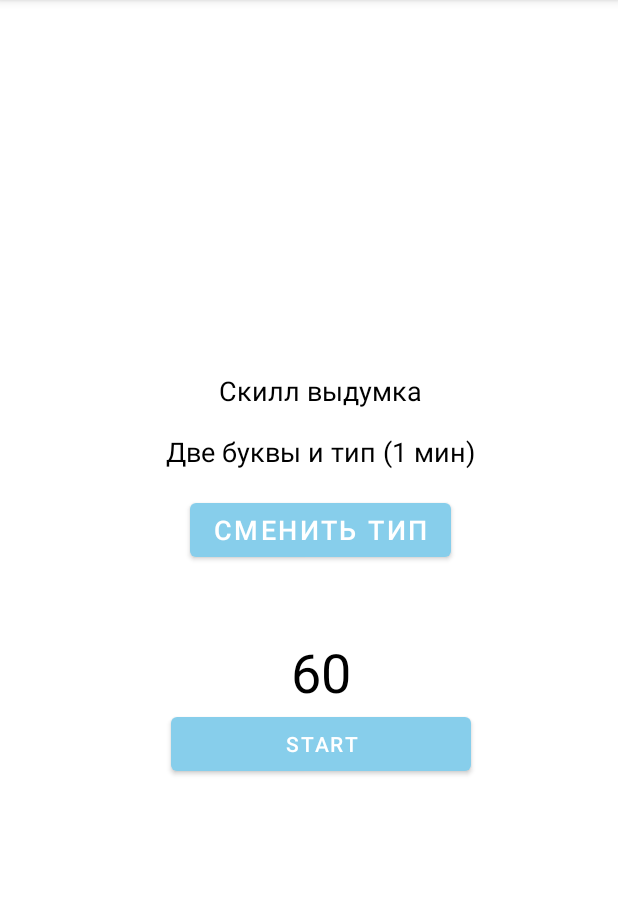
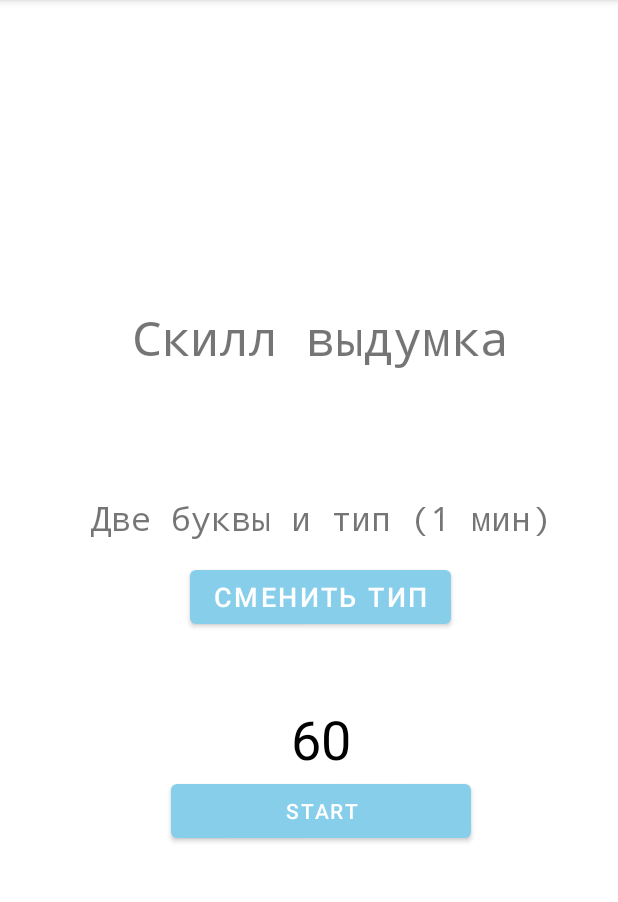
Before and after one commit to Vacheslav676/Random_Letter_2, an Android app: the categoryAnd2Letters screen opened directly, with no data from a screen before it, on a phone screen of 412 x 824 dp, the part 84-986 px from its top. Run offline under Robolectric (Android 15) with nearby library versions, the phone set to English and light mode, and no system bars.

Commit message:
Поправил темы.2

```diff
--- a/app/src/main/res/layout/activity_category_and2_letters.xml
+++ b/app/src/main/res/layout/activity_category_and2_letters.xml
@@ -20,32 +20,15 @@
 
         <TextView
             android:id="@+id/title3_text_view"
-            android:layout_width="wrap_content"
-            android:layout_height="wrap_content"
-            android:background="@color/white"
             android:text="Скилл выдумка"
-            android:textColor="@color/black"
-            android:textSize="18sp"
-            app:layout_constraintBottom_toBottomOf="parent"
-            app:layout_constraintEnd_toEndOf="parent"
-            app:layout_constraintStart_toStartOf="parent"
-            android:layout_marginBottom="16dp"
-
-            app:layout_constraintTop_toTopOf="parent" />
+            style="@style/textSredniyZagolovok"
+           />
 
         <TextView
             android:id="@+id/type2_text_view"
-            android:layout_width="wrap_content"
-            android:layout_height="wrap_content"
-            android:background="@color/white"
             android:text="Две буквы и тип (1 мин)"
-            android:textColor="@color/black"
-            android:textSize="18sp"
-            app:layout_constraintBottom_toBottomOf="parent"
-            app:layout_constraintEnd_toEndOf="parent"
-            app:layout_constraintStart_toStartOf="parent"
-            android:layout_marginBottom="16dp"
-            app:layout_constraintTop_toTopOf="parent" />
+            style="@style/textMiniZagolovok"
+            />
 
         <Button
             android:id="@+id/button3"
--- a/app/src/main/res/values/styles.xml
+++ b/app/src/main/res/values/styles.xml
@@ -4,7 +4,6 @@
     <style name="textSredniyZagolovok">
         <item name="android:layout_width">wrap_content</item>
         <item name="android:layout_height">wrap_content</item>
-        <item name="android:textColor">#FF3700B3</item>
         <item name="android:typeface">monospace</item>
         <item name="android:textSize">32dp</item>
         <item name="android:layout_marginBottom">84dp</item>
@@ -15,7 +14,6 @@
     <style name="textMiniZagolovok">
         <item name="android:layout_width">wrap_content</item>
         <item name="android:layout_height">wrap_content</item>
-        <item name="android:textColor">#FF3700B3</item>
         <item name="android:typeface">monospace</item>
         <item name="android:textSize">22dp</item>
         <item name="android:layout_marginBottom">14dp</item>
```
